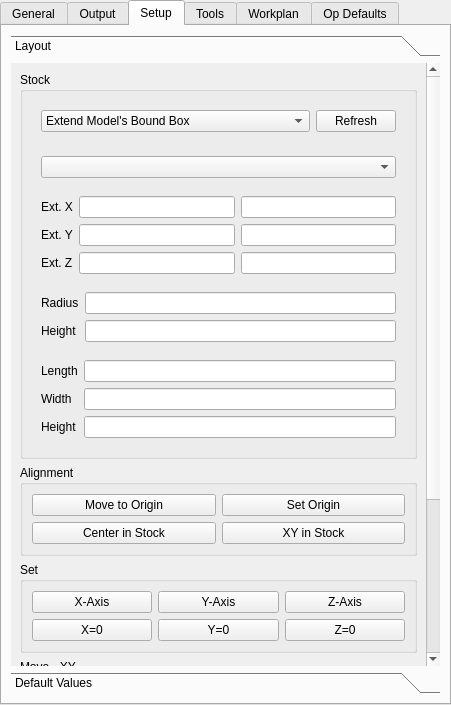
The window that src/Mod/Path/Gui/Resources/panels/PathEdit.ui (berndhahnebach/All_FreeCAD) describes before a commit, drawn with Qt 5.
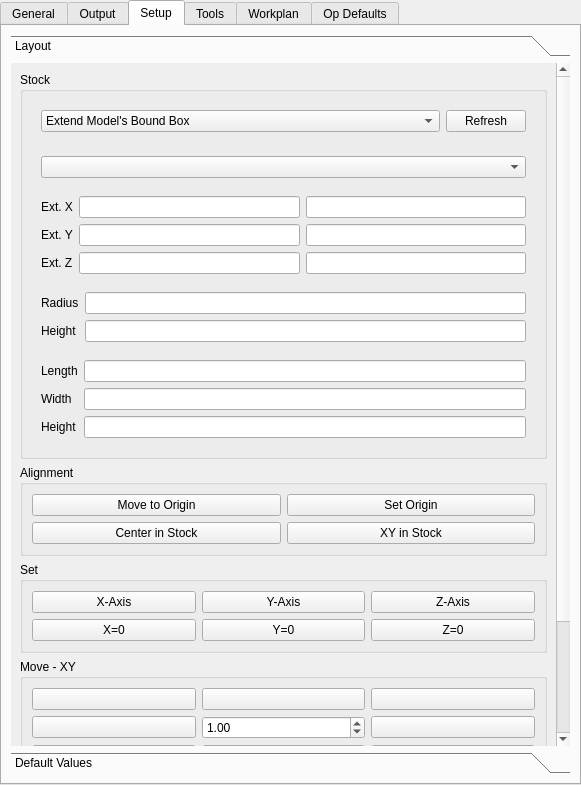
The same window after the commit. The open tabs and pages were chosen to show the change. Icons and pictures are not drawn. Custom widgets are drawn as their Qt base class.

Commit message: Fixed first screen on job creation

Diff of the .ui file:
```diff
--- a/src/Mod/Path/Gui/Resources/panels/PathEdit.ui
+++ b/src/Mod/Path/Gui/Resources/panels/PathEdit.ui
@@ -6,8 +6,8 @@
    <rect>
     <x>0</x>
     <y>0</y>
-    <width>451</width>
-    <height>705</height>
+    <width>581</width>
+    <height>785</height>
    </rect>
   </property>
   <property name="windowTitle">
@@ -431,8 +431,8 @@
         <rect>
          <x>0</x>
          <y>0</y>
-         <width>354</width>
-         <height>979</height>
+         <width>536</width>
+         <height>1291</height>
         </rect>
        </property>
        <attribute name="label">
```
Left out of the diff: 20 changed lines with no effect on the pictures.
